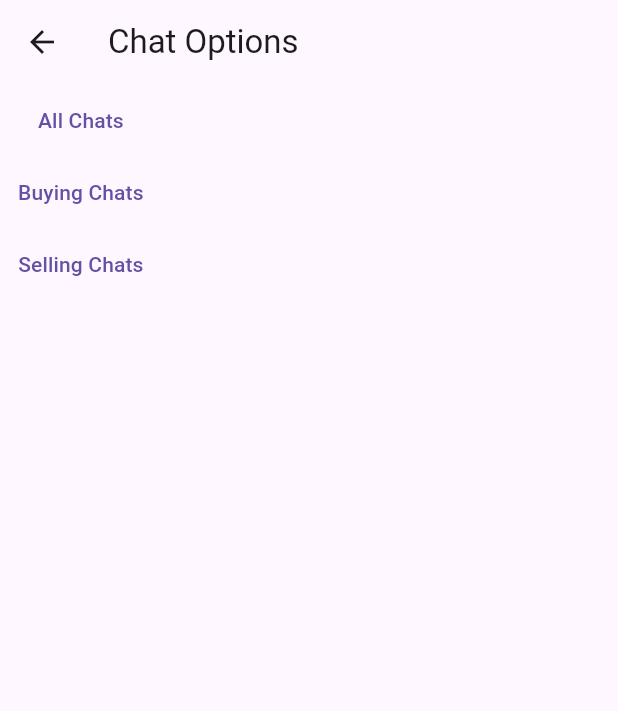
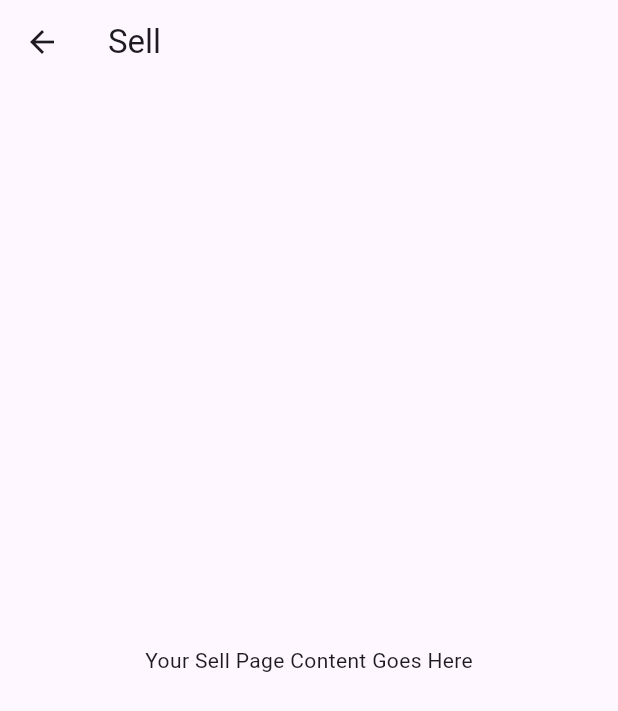
Before and after one commit to NIKK-666/GGVmart, a Flutter app: the screen it shows after launch, item 3 of the bottom bar chosen, on a phone screen of 412 x 824 dp. Shown: the top 711 px of the screen. Run offline on Flutter 3.47's test engine with Material 3 defaults, Android fonts, the phone set to English and light mode, and no system bars; network calls fail.

Commit message:
Update main.dart

```diff
--- a/ggv_app/lib/main.dart
+++ b/ggv_app/lib/main.dart
@@ -1,5 +1,3 @@
-// main.dart
-
 import 'package:flutter/material.dart';
 
 void main() {
@@ -63,6 +61,13 @@ class _HomePageState extends State<HomePage> {
           ],
         ),
         actions: [
+          IconButton(
+            icon: Icon(Icons.shopping_cart),
+            onPressed: () {
+              // Handle "Add to Cart" action
+              print('Add to Cart Pressed');
+            },
+          ),
           PopupMenuButton(
             itemBuilder: (BuildContext context) => <PopupMenuEntry>[
               PopupMenuItem(
@@ -416,12 +421,12 @@ class _HomePageState extends State<HomePage> {
             label: 'Home',
           ),
           BottomNavigationBarItem(
-            icon: Icon(Icons.shopping_cart),
-            label: 'Cart',
+            icon: Icon(Icons.chat),
+            label: 'Chat',
           ),
           BottomNavigationBarItem(
-            icon: Icon(Icons.chat),
-            label: 'Chat',
+            icon: Icon(Icons.sell),
+            label: 'Sell',
           ),
         ],
         currentIndex: _selectedIndex,
@@ -431,11 +436,17 @@ class _HomePageState extends State<HomePage> {
           });
 
           // Handle different options based on the selected index
-          if (_selectedIndex == 2) {
+          if (_selectedIndex == 1) {
             // Chat tab is selected, navigate to ChatOptionsPage
             Navigator.push(
               context,
               MaterialPageRoute(builder: (context) => ChatOptionsPage()),
+            );
+          } else if (_selectedIndex == 2) {
+            // "Sell" tab is selected, navigate to SellPage (you can replace this with your actual selling page)
+            Navigator.push(
+              context,
+              MaterialPageRoute(builder: (context) => SellPage()),
             );
           }
         },
@@ -568,3 +579,17 @@ class ChatOptionsPage extends StatelessWidget {
     );
   }
 }
+
+class SellPage extends StatelessWidget {
+  @override
+  Widget build(BuildContext context) {
+    return Scaffold(
+      appBar: AppBar(
+        title: Text('Sell'),
+      ),
+      body: Center(
+        child: Text('Your Sell Page Content Goes Here'),
+      ),
+    );
+  }
+}
```
